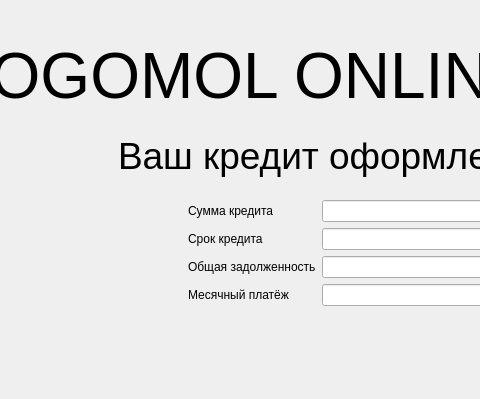
The window that ThanksCreditPage.ui (MKN3O/num15yndx) describes before a commit, drawn with Qt 5; both pictures show x 142 to 622 and y 0 to 399 of the 1134 by 871 pixel window.
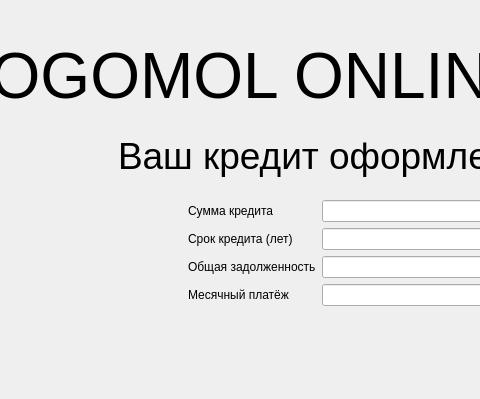
The same window after the commit.

What changed in the file:
```diff
--- a/ThanksCreditPage.ui
+++ b/ThanksCreditPage.ui
@@ -75,7 +75,7 @@
     <item row="2" column="0">
      <widget class="QLabel" name="label_4">
       <property name="text">
-       <string>Срок кредита</string>
+       <string>Срок кредита (лет)</string>
       </property>
      </widget>
     </item>
```
